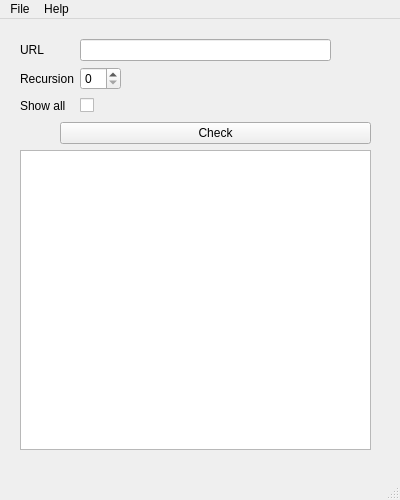
This is gui/ui/mainwindow.ui in wummel/linkchecker as Qt 5 draws it before an edit. The edited form follows.
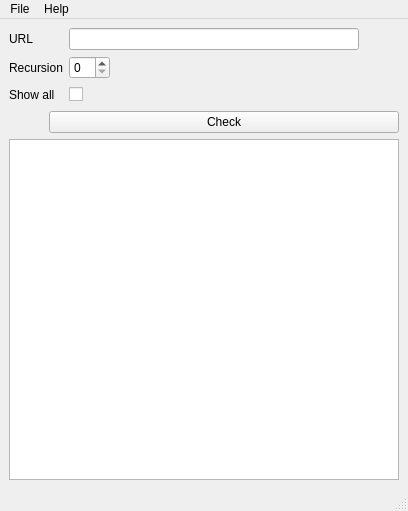
This is the edited form.

Commit message: Updated UI layout; improved UI handling.

```diff
--- a/gui/ui/mainwindow.ui
+++ b/gui/ui/mainwindow.ui
@@ -5,8 +5,8 @@
    <rect>
     <x>0</x>
     <y>0</y>
-    <width>400</width>
-    <height>500</height>
+    <width>408</width>
+    <height>511</height>
    </rect>
   </property>
   <property name="sizePolicy" >
@@ -26,17 +26,8 @@
     <rect>
      <x>0</x>
      <y>26</y>
-     <width>400</width>
-     <height>455</height>
-    </rect>
-   </property>
-   <widget class="QWidget" name="layoutWidget" >
-    <property name="geometry" >
-     <rect>
-      <x>20</x>
-      <y>20</y>
-      <width>351</width>
-      <height>411</height>
+     <width>408</width>
+     <height>466</height>
      </rect>
     </property>
     <layout class="QVBoxLayout" name="verticalLayout" >
@@ -203,13 +194,12 @@
      </item>
     </layout>
    </widget>
-  </widget>
   <widget class="QMenuBar" name="menubar" >
    <property name="geometry" >
     <rect>
      <x>0</x>
      <y>0</y>
-     <width>400</width>
+     <width>408</width>
      <height>26</height>
     </rect>
    </property>
@@ -232,8 +222,8 @@
    <property name="geometry" >
     <rect>
      <x>0</x>
-     <y>481</y>
-     <width>400</width>
+     <y>492</y>
+     <width>408</width>
      <height>19</height>
     </rect>
    </property>
```
Lines whose indentation alone changed are shown as unchanged. The commit also changes 1 other file.
